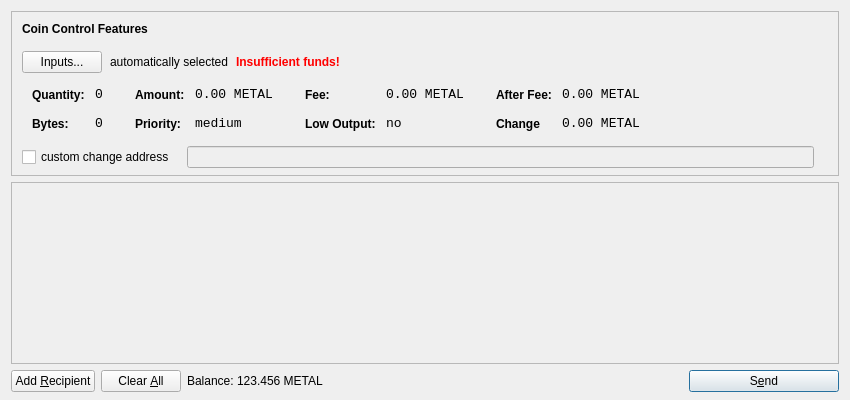
This is src/qt/forms/sendcoinsdialog.ui in cryptokoin/geocoin2 as Qt 5 draws it before an edit. The edited form follows.
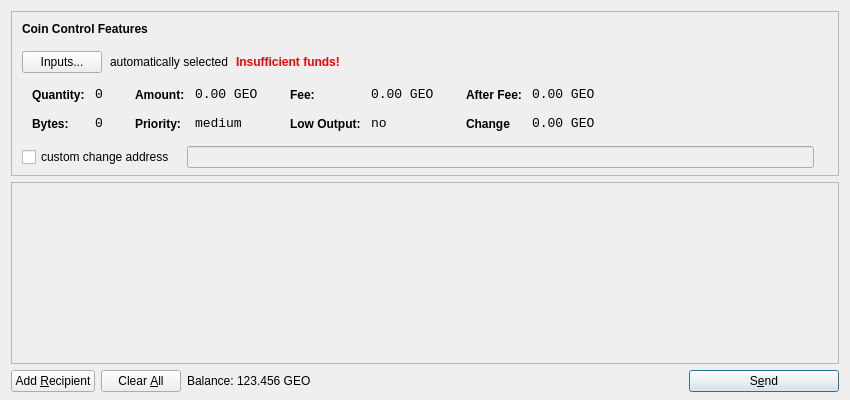
This is the edited form. Icons and pictures are not drawn.

Patch:
```diff
--- a/src/qt/forms/sendcoinsdialog.ui
+++ b/src/qt/forms/sendcoinsdialog.ui
@@ -321,7 +321,7 @@
                   <enum>Qt::ActionsContextMenu</enum>
                  </property>
                  <property name="text">
-                  <string>0.00 METAL</string>
+                  <string>0.00 GEO</string>
                  </property>
                  <property name="textInteractionFlags">
                   <set>Qt::LinksAccessibleByMouse|Qt::TextSelectableByKeyboard|Qt::TextSelectableByMouse</set>
@@ -407,7 +407,7 @@
                   <enum>Qt::ActionsContextMenu</enum>
                  </property>
                  <property name="text">
-                  <string>0.00 METAL</string>
+                  <string>0.00 GEO</string>
                  </property>
                  <property name="textInteractionFlags">
                   <set>Qt::LinksAccessibleByMouse|Qt::TextSelectableByKeyboard|Qt::TextSelectableByMouse</set>
@@ -493,7 +493,7 @@
                   <enum>Qt::ActionsContextMenu</enum>
                  </property>
                  <property name="text">
-                  <string>0.00 METAL</string>
+                  <string>0.00 GEO</string>
                  </property>
                  <property name="textInteractionFlags">
                   <set>Qt::LinksAccessibleByMouse|Qt::TextSelectableByKeyboard|Qt::TextSelectableByMouse</set>
@@ -525,7 +525,7 @@
                   <enum>Qt::ActionsContextMenu</enum>
                  </property>
                  <property name="text">
-                  <string>0.00 METAL</string>
+                  <string>0.00 GEO</string>
                  </property>
                  <property name="textInteractionFlags">
                   <set>Qt::LinksAccessibleByMouse|Qt::TextSelectableByKeyboard|Qt::TextSelectableByMouse</set>
@@ -732,7 +732,7 @@
           <cursorShape>IBeamCursor</cursorShape>
          </property>
          <property name="text">
-          <string>123.456 METAL</string>
+          <string>123.456 GEO</string>
          </property>
          <property name="textInteractionFlags">
           <set>Qt::LinksAccessibleByMouse|Qt::TextSelectableByKeyboard|Qt::TextSelectableByMouse</set>
```
